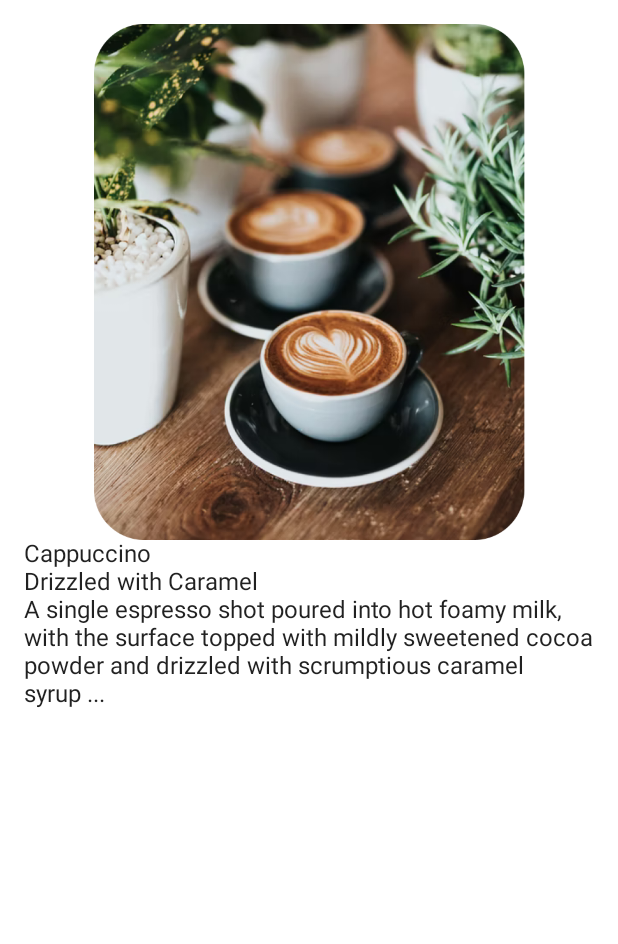
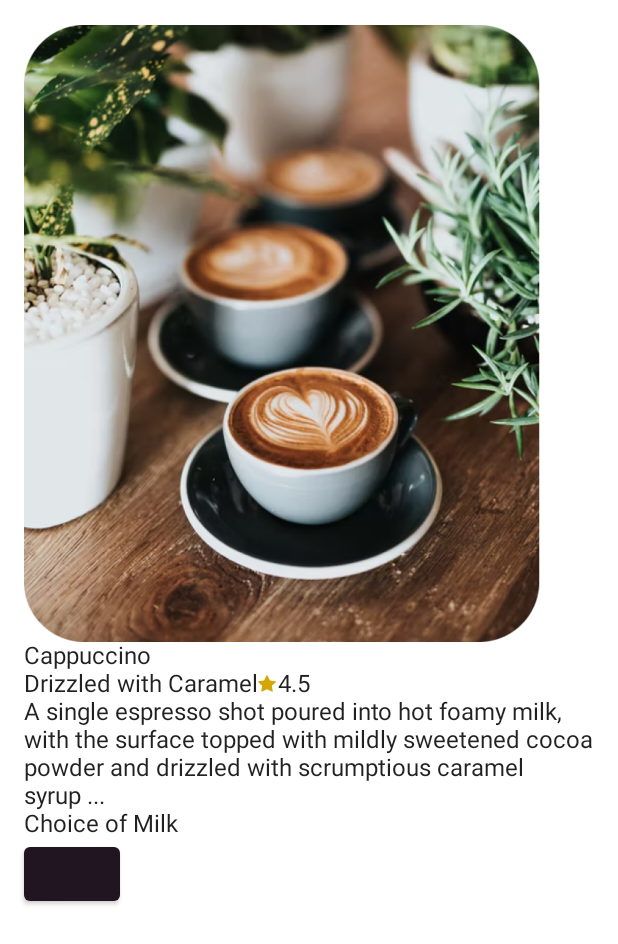
Before and after one commit to itzkou/koufee, an Android app built with Jetpack Compose: the screen it shows after launch (MainActivity), on a phone screen of 412 x 824 dp. Shown: the top 944 px of the screen. Run offline under Robolectric (Android 15) with nearby library versions, the phone set to English and light mode, and no system bars.

Commit message:
add buttons

```diff
--- a/app/src/main/java/com/example/koufee/MainActivity.kt
+++ b/app/src/main/java/com/example/koufee/MainActivity.kt
@@ -5,18 +5,18 @@ import androidx.activity.ComponentActivity
 import androidx.activity.compose.setContent
 import androidx.compose.foundation.Image
 import androidx.compose.foundation.layout.*
-import androidx.compose.foundation.shape.RoundedCornerShape
-import androidx.compose.material.Card
-import androidx.compose.material.MaterialTheme
-import androidx.compose.material.Surface
-import androidx.compose.material.Text
+import androidx.compose.material.*
 import androidx.compose.runtime.Composable
+import androidx.compose.runtime.mutableStateOf
+import androidx.compose.runtime.remember
 import androidx.compose.ui.Alignment
 import androidx.compose.ui.Modifier
 import androidx.compose.ui.graphics.painter.Painter
 import androidx.compose.ui.res.painterResource
 import androidx.compose.ui.tooling.preview.Preview
 import androidx.compose.ui.unit.dp
+import com.example.koufee.ui.theme.Brownie
+import com.example.koufee.ui.theme.Grege
 import com.example.koufee.ui.theme.KoufeeTheme
 
 class MainActivity : ComponentActivity() {
@@ -38,26 +38,50 @@ class MainActivity : ComponentActivity() {
 
 @Composable
 fun ItemCoffe(name: String) {
-    val image: Painter = painterResource(R.drawable.ic_coffee)
+    val imCoffe: Painter = painterResource(R.drawable.ic_coffee)
+    val imStar = painterResource(id = R.drawable.ic_star)
 
     Column(
-        modifier = Modifier.padding(16.dp),
+        modifier = Modifier.padding(16.dp)
 
-        ) {
+    ) {
         Image(
-            painter = image, contentDescription = "ic_coffee",
+            painter = imCoffe, contentDescription = "ic_coffee",
             modifier = Modifier
-                .height(344.dp)
-                .fillMaxWidth()
+                .height(412.dp)
+                .width(344.dp)
         )
+
         Text(text = "Cappuccino")
-        Text(text = "Drizzled with Caramel")
+        Row(verticalAlignment = Alignment.CenterVertically) {
+
+            Text(text = "Drizzled with Caramel")
+            Image(painter = imStar, contentDescription = "im_star" )
+            Text(text = "4.5")
+
+        }
         Text(text = "A single espresso shot poured into hot foamy milk, with the surface topped with mildly sweetened cocoa powder and drizzled with scrumptious caramel syrup ...")
+
+        Text(text = "Choice of Milk")
+
+        ButtonColor()
 
 
     }
 
 
+}
+
+@Composable
+fun ButtonColor() {
+
+    val selected = remember { mutableStateOf(false) }
+
+    Button(colors = ButtonDefaults.buttonColors(
+        backgroundColor = if (selected.value) Grege else Brownie),
+        onClick = { selected.value = !selected.value }) {
+
+    }
 }
 
 @Preview(showBackground = true)
--- a/app/src/main/java/com/example/koufee/ui/theme/Color.kt
+++ b/app/src/main/java/com/example/koufee/ui/theme/Color.kt
@@ -9,6 +9,6 @@ val Teal200 = Color(0xFF03DAC5)
 val White =  Color(0xFFFFFFFF)
 val Grege =  Color(0xFFEFE3C8)
 val Brown =  Color(0xFF4A2B29)
-val Black = Color(0xFF201520)
+val Brownie = Color(0xFF201520)
 val RedCoral = Color(0xFFC94C4C)
 val YellowPoopy = Color(0xFFD3A601)
--- a/app/src/main/java/com/example/koufee/ui/theme/Theme.kt
+++ b/app/src/main/java/com/example/koufee/ui/theme/Theme.kt
@@ -5,19 +5,19 @@ import androidx.compose.material.MaterialTheme
 import androidx.compose.material.darkColors
 import androidx.compose.material.lightColors
 import androidx.compose.runtime.Composable
-import androidx.compose.ui.tooling.preview.Preview
-import androidx.compose.ui.tooling.preview.PreviewParameter
 
 private val DarkColorPalette = darkColors(
-    primary = Black,
+    primary = Brownie,
     primaryVariant = Brown,
     secondary = Grege
-)
+
+ )
 
 private val LightColorPalette = lightColors(
-    primary = Black,
+    primary = Brownie,
     primaryVariant = Brown,
     secondary = Grege
+
 
     /* Other default colors to override
     background = Color.White,
--- /dev/null
+++ b/app/src/main/res/drawable/ic_star.xml
@@ -0,0 +1,9 @@
+<vector xmlns:android="http://schemas.android.com/apk/res/android"
+    android:width="13dp"
+    android:height="12dp"
+    android:viewportWidth="13"
+    android:viewportHeight="12">
+    <path
+        android:fillColor="#FFD3A601"
+        android:pathData="M2.8 7.2L0.2 4.78c-0.33-0.31-0.23-0.62 0.23-0.68l3.6-0.5 1.6-3.14c0.2-0.4 0.54-0.4 0.75 0l1.6 3.14 3.6 0.5c0.46 0.06 0.56 0.37 0.23 0.68L9.21 7.2l0.61 3.44c0.08 0.44-0.19 0.63-0.6 0.42L6.01 9.44l-3.22 1.63c-0.41 0.2-0.68 0.02-0.6-0.42L2.8 7.21Z"/>
+</vector>
```
